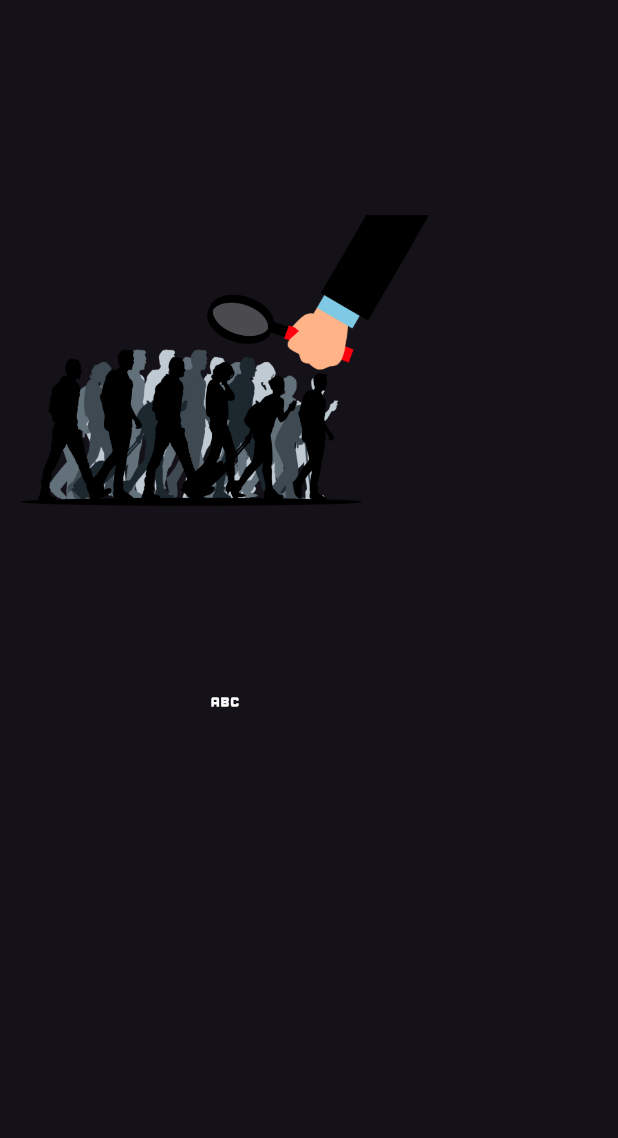
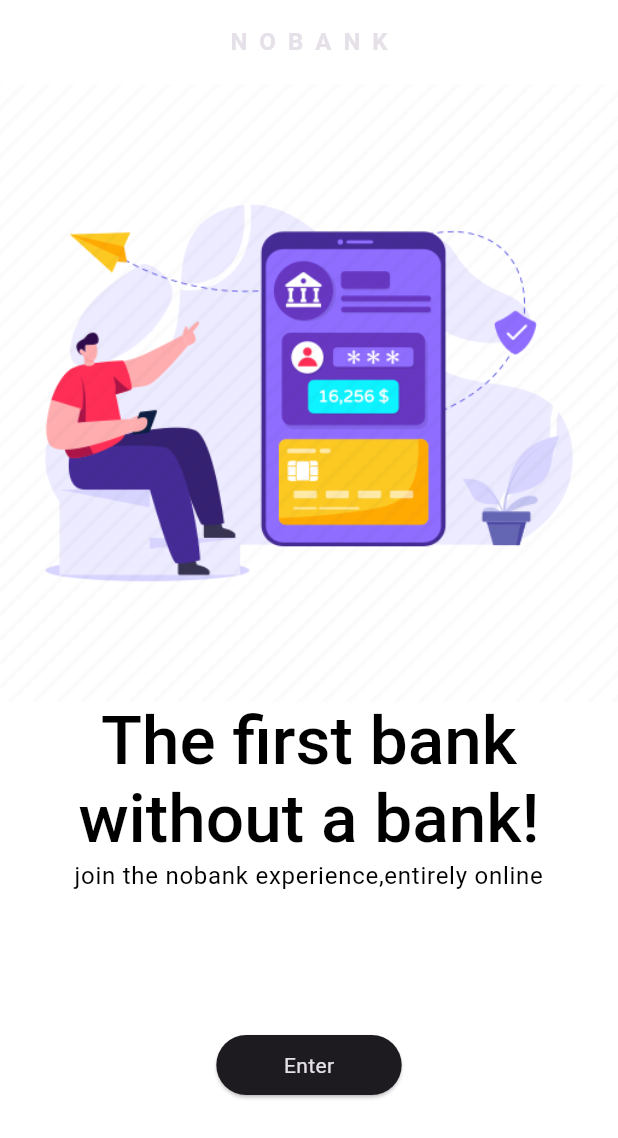
Before and after one commit to muhammedbayhan/flutter_overview, a Flutter app: the screen it shows after launch, on a phone screen of 412 x 824 dp. Shown: the top 1138 px of the screen. Run offline on Flutter 3.47's test engine with Material 3 defaults, Android fonts, the phone set to English and light mode, and no system bars.

Commit message:
example3

```diff
--- /dev/null
+++ b/lib/example/example3.dart
@@ -0,0 +1,57 @@
+import 'package:flutter/material.dart';
+
+class Example3 extends StatelessWidget {
+  const Example3({super.key});
+
+  @override
+  Widget build(BuildContext context) {
+    return Scaffold(
+      backgroundColor: ProjectsEx3Colors.bg,
+      appBar: AppBar(
+        backgroundColor: ProjectsEx3Colors.bg,
+        title: Text(
+          ProjectsEx3Strings.title,
+          style: Theme.of(context).textTheme.bodyLarge!.copyWith(letterSpacing: 8,
+          fontWeight: FontWeight.w600),
+        ),
+      ),
+      body: Column(
+        children: [
+          Image.asset("assets/${ProjectsEx3ImagePath.welcomeLogo}.png"),
+        Column(children: [
+            Text(ProjectsEx3Strings.wTitle,textAlign: TextAlign.center,
+          style: Theme.of(context).textTheme.displayMedium!.copyWith(color: ProjectsEx3Colors.text,
+          fontWeight: FontWeight.w500
+          ),),
+          Text(ProjectsEx3Strings.wDesc,textAlign: TextAlign.center,style:
+          Theme.of(context).textTheme.bodyLarge!.copyWith(color:ProjectsEx3Colors.text),),
+        ],),
+        Spacer(),
+          SizedBox(
+            width: MediaQuery.of(context).size.width*0.3,
+            child: ElevatedButton(
+                onPressed: () {}, child: Text(ProjectsEx3Strings.buttonText,style:
+                Theme.of(context).textTheme.bodyMedium,)),
+          ),
+              Spacer(),
+        ],
+      ),
+    );
+  }
+}
+
+class ProjectsEx3Colors {
+  static Color bg = Colors.white;
+  static Color text = Colors.black;
+}
+
+class ProjectsEx3ImagePath {
+  static String welcomeLogo = "bankLogo";
+}
+
+class ProjectsEx3Strings {
+  static String title = "NOBANK";
+  static String wTitle = "The first bank without a bank!";
+  static String wDesc = "join the nobank experience,entirely online";
+  static String buttonText = "Enter";
+}
--- a/lib/main.dart
+++ b/lib/main.dart
@@ -11,6 +11,7 @@ import 'package:flutter_full_learn/101/2-container_sized_box_learn.dart';
 import 'package:flutter_full_learn/101/3-scaffold_learn.dart';
 import 'package:flutter_full_learn/101/1-text_learn_view.dart';
 import 'package:flutter_full_learn/example/example2.dart';
+import 'package:flutter_full_learn/example/example3.dart';
 
 void main() {
   runApp(const MyApp());
@@ -29,7 +30,7 @@ class MyApp extends StatelessWidget {
       theme: ThemeData.dark().copyWith(
         appBarTheme: AppBarTheme(centerTitle: true,)
       ),
-      home:  ImageLearn(),
+      home:  Example3(),
     );
   }
 }
```
Also changed, not shown: assets/bankLogo.png (added).
